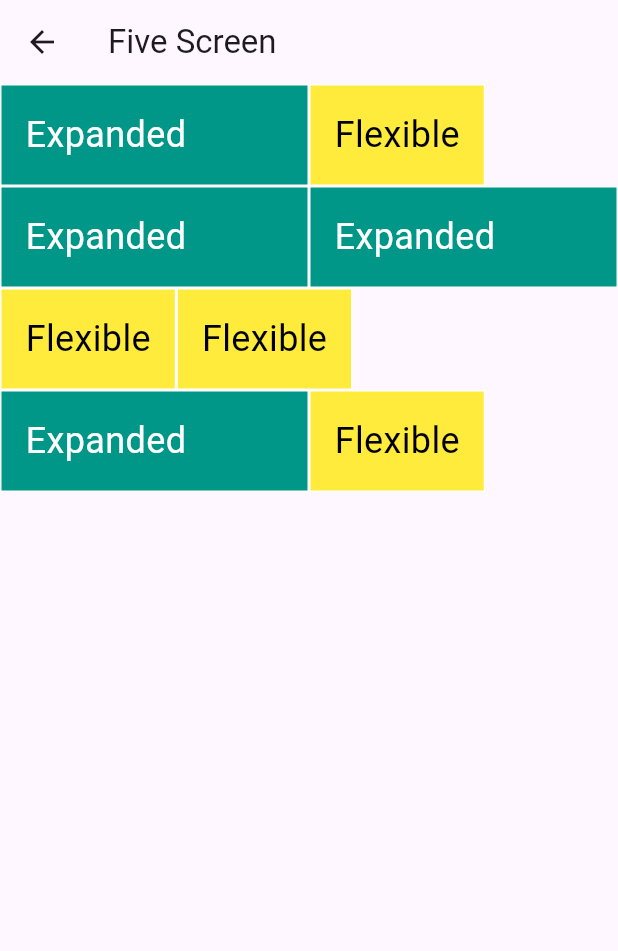
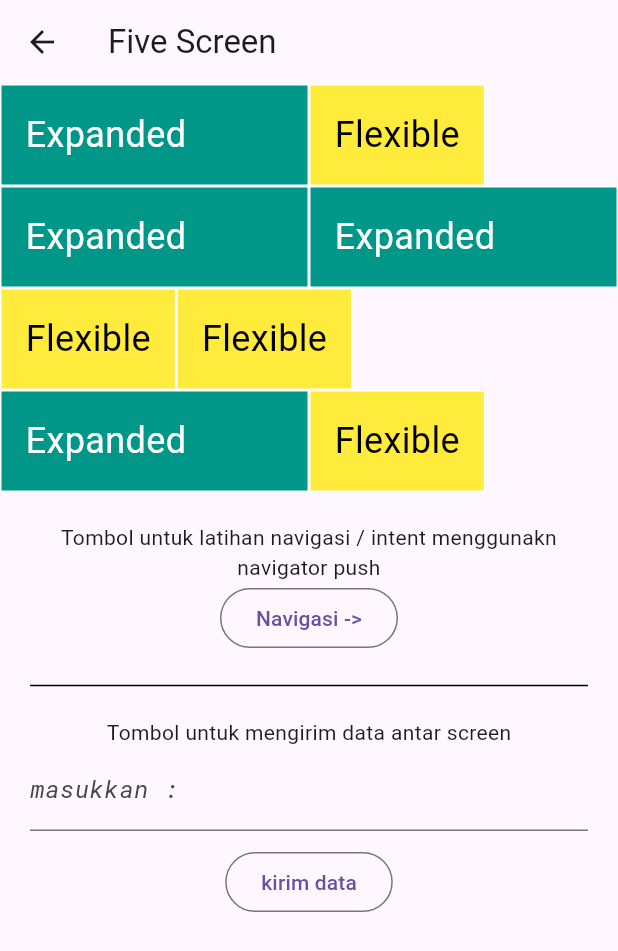
Before and after one commit to Roisull/belajar-flutter-dasar, a Flutter app: the FiveScreen screen opened directly, on a phone screen of 412 x 824 dp. Shown: the top 951 px of the screen. Run offline on Flutter 3.47's test engine with Material 3 defaults, Android fonts, the phone set to English and light mode, and no system bars.

Commit message:
progress 16 latihan navigation push dan navigation pop dan mengirim data antar screen menggunakan navigation

```diff
--- a/lib/five_screen.dart
+++ b/lib/five_screen.dart
@@ -1,4 +1,5 @@
 import 'package:flutter/material.dart';
+import 'package:flutter_dasar_id_camp/six_screen.dart';
 
 class FiveScreen extends StatefulWidget {
   const FiveScreen({super.key});
@@ -8,37 +9,120 @@ class FiveScreen extends StatefulWidget {
 }
 
 class _FiveScreenState extends State<FiveScreen> {
+  String _data = '';
   @override
   Widget build(BuildContext context) {
     return Scaffold(
       appBar: AppBar(
         title: const Text('Five Screen'),
       ),
-      body: const SafeArea(
-        child: Column(
+      body: SafeArea(
+        child: ListView(
+          children: [
+            Column(
               children: <Widget>[
-            Row(
+                const Row(
                   children: <Widget>[
                     ExpandedWidget(),
                     FlexibelWidget()
                   ],
                 ),
-            Row(
+                const Row(
                   children: <Widget>[
                     ExpandedWidget(),
                     ExpandedWidget()
                   ],
                 ),
-            Row(
+                const Row(
                   children: <Widget>[
                     FlexibelWidget(),
                     FlexibelWidget()
                   ],
                 ),
-            Row(
+                const Row(
                   children: <Widget>[
                     ExpandedWidget(),
                     FlexibelWidget()
+                  ],
+                ),
+                Center(
+                  child: Container(
+                    padding: const EdgeInsets.all(20),
+                    child: Column(
+                      children: <Widget>[
+                        const Text(
+                          'Tombol untuk latihan navigasi / intent menggunakn navigator push',
+                          textAlign: TextAlign.center,
+                        ),
+                        OutlinedButton(
+                          onPressed: (){
+                            Navigator.push(
+                            context,
+                            PageRouteBuilder(
+                                pageBuilder: (context, animation, secondaryAnimation) =>
+                                    SixScreen(data: _data),
+                                transitionsBuilder:
+                                    (context, animation, secondaryAnimation, child) {
+                                  const begin = Offset(1.0, 0.0);
+                                  const end = Offset.zero;
+                                  const curve = Curves.easeInOutCubic;
+                                  var tween = Tween(begin: begin, end: end)
+                                      .chain(CurveTween(curve: curve));
+                                  var offsetAnimation = animation.drive(tween);
+                                  return SlideTransition(
+                                    position: offsetAnimation,
+                                    child: child,
+                                  );
+                                }));
+                          },
+                          child: const Text('Navigasi ->')
+                        ),
+                        const SizedBox(height: 20),
+                        const Divider(
+                          height: 2,
+                          color: Colors.black,
+                        ),
+                        const SizedBox(height: 20),
+                        const Text('Tombol untuk mengirim data antar screen'),
+                        TextField(
+                          decoration: const InputDecoration(
+                            hintText: 'masukkan data',
+                            labelText: 'masukkan :',
+                          ),
+                          onChanged: (String value){
+                            setState(() {
+                              _data = value;
+                            });
+                          }
+                        ),
+                        const SizedBox(height: 10),
+                        OutlinedButton(
+                          onPressed: (){
+                            Navigator.push(
+                            context,
+                            PageRouteBuilder(
+                                pageBuilder: (context, animation, secondaryAnimation) =>
+                                    SixScreen(data: _data),
+                                transitionsBuilder:
+                                    (context, animation, secondaryAnimation, child) {
+                                  const begin = Offset(1.0, 0.0);
+                                  const end = Offset.zero;
+                                  const curve = Curves.easeInOutCubic;
+                                  var tween = Tween(begin: begin, end: end)
+                                      .chain(CurveTween(curve: curve));
+                                  var offsetAnimation = animation.drive(tween);
+                                  return SlideTransition(
+                                    position: offsetAnimation,
+                                    child: child,
+                                  );
+                                }));
+                          },
+                          child: const Text('kirim data')
+                        ),
+                      ],
+                    ),
+                  ),
+                ),
               ],
             ),
           ],
--- a/lib/main.dart
+++ b/lib/main.dart
@@ -226,7 +226,7 @@ class _FirstScreenState extends State<FirstScreen> {
           Container(
             padding: const EdgeInsets.only(left: 24.0, right: 24.0),
             child: Column(
-              children: [
+              children: <Widget>[
                 TextField(
                   decoration: const InputDecoration(
                       hintText: 'write your name here ...',
```
Also changed, not shown: lib/six_screen.dart (added, +82 -0 lines). Lines whose indentation alone changed are shown as unchanged.
